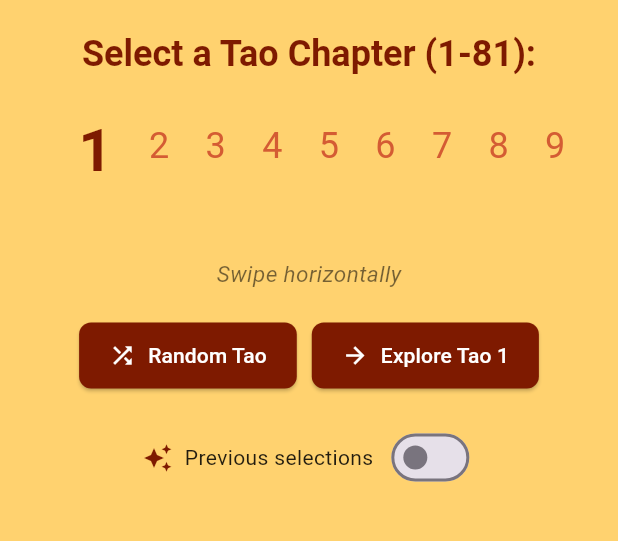
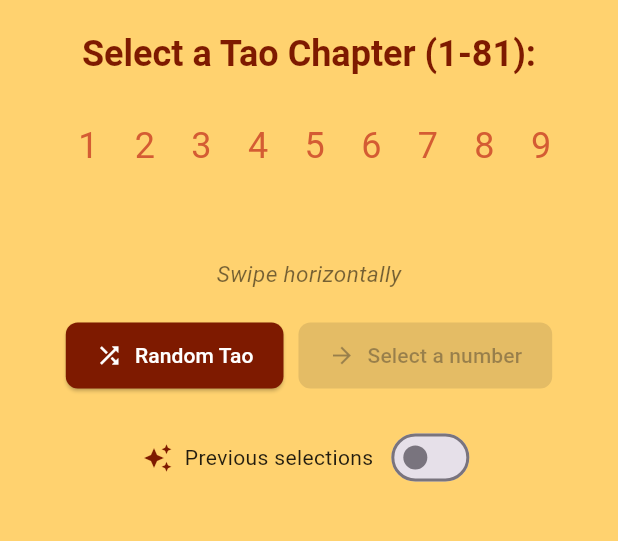
Before and after one commit to MartinJon/Tao-of-the-Day, a Flutter app: the screen it shows after launch, on a phone screen of 412 x 824 dp, the part 84-625 px from its top. Run offline on Flutter 3.47's test engine with Material 3 defaults, Android fonts, the phone set to English and light mode, and no system bars; our stand-ins replace audioplayers, shared_preferences.

Commit message:
updated number selector to not have a default number

```diff
--- a/lib/pages/number_selector_page.dart
+++ b/lib/pages/number_selector_page.dart
@@ -16,7 +16,7 @@ class NumberSelectorPage extends StatefulWidget {
 }
 
 class _NumberSelectorPageState extends State<NumberSelectorPage> {
-  int _selectedNumber = 1;
+  int? _selectedNumber; // Change from int to int? to allow null
   List<TaoData> _taoDataList = [];
   bool _isButtonEnabled = true;
   bool _isLoading = false;
@@ -462,11 +462,15 @@ class _NumberSelectorPageState extends State<NumberSelectorPage> {
                 label: const Text('Random Tao'),
               ),
               ElevatedButton.icon(
-                onPressed: (_isButtonEnabled && !_isLoading)
-                    ? () => _navigateToTaoDetail(_selectedNumber)
+                onPressed: (_isButtonEnabled && _selectedNumber != null)
+                    ? () => _navigateToTaoDetail(_selectedNumber!)
                     : null,
                 icon: const Icon(Icons.arrow_forward),
-                label: Text('Explore Tao $_selectedNumber'), // ← UPDATED LINE
+                label: Text(
+                  _selectedNumber != null
+                      ? 'Explore Tao $_selectedNumber'
+                      : 'Select a number',
+                ),
               ),
             ],
           ),
--- a/pubspec.yaml
+++ b/pubspec.yaml
@@ -3,7 +3,7 @@ description: "Tao of the Day App"
 
 publish_to: 'none'
 
-version: 1.0.0+31
+version: 1.0.0+32
 
 environment:
   sdk: '>=3.0.0 <4.0.0'
```
